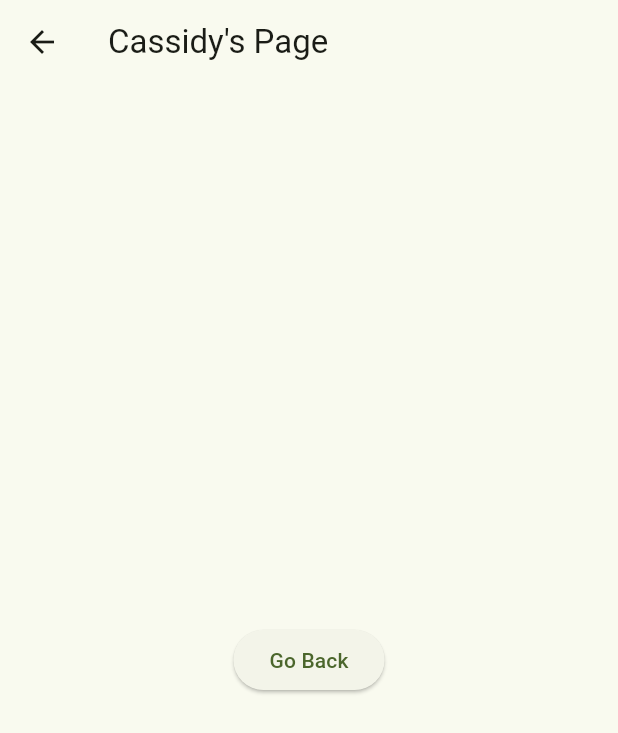
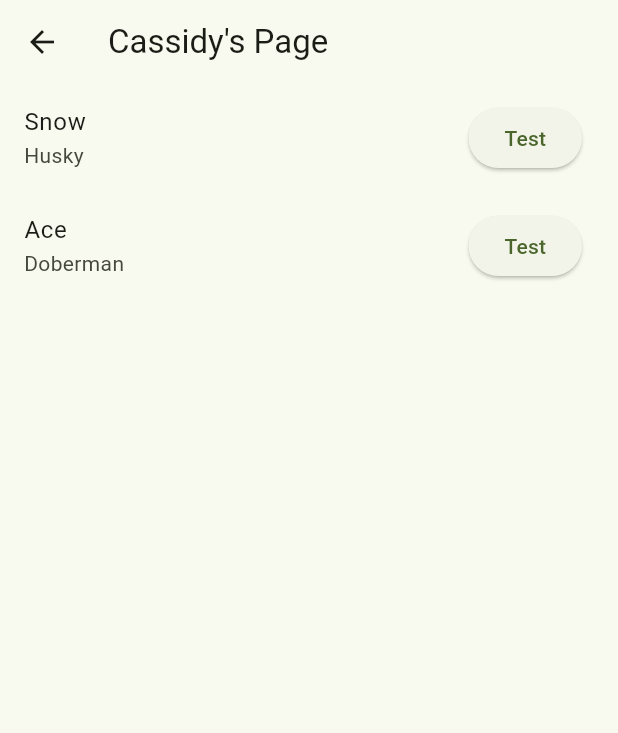
Before and after one commit to cassidym77/Flutter_Buddy, a Flutter app: the SecondPage screen opened directly, on a phone screen of 412 x 824 dp. Shown: the top 733 px of the screen. Run offline on Flutter 3.47's test engine with Material 3 defaults, Android fonts, the phone set to English and light mode, and no system bars.

Commit message:
Trying to organize list of dogs with button for each dog.

```diff
--- a/duo_app/lib/main.dart
+++ b/duo_app/lib/main.dart
@@ -48,22 +48,53 @@ class MyHomePage extends StatelessWidget {
   }
 }
 
+class Doggies {
+  final String name;
+  final String breed;
+
+  Doggies(this.name, this.breed);
+}
+
 // Second Page: Cassidy
 class SecondPage extends StatelessWidget {
   const SecondPage({super.key});
 
   @override
   Widget build(BuildContext context) {
+
+    final List<Doggies> dog_list = [
+    Doggies('Snow', 'Husky'),
+    Doggies('Ace', 'Doberman'),
+    ];
+
     return Scaffold(
       appBar: AppBar(title: const Text("Cassidy's Page")),
-      body: Center(
+      body: ListView.builder(
+        itemCount: dog_list.length,
+        itemBuilder: (context, index) {
+          return ListTile(
+            title: Text(dog_list[index].name),
+            subtitle: Text(dog_list[index].breed),
+            trailing: ElevatedButton(
+              onPressed: () {
+                Navigator.pop(context);
+              },
+              child: const Text('Test'),
+            ),
+          );
+        },
+      ),
+    );
+  }
+}
+
+/*
+body: Center(
         child: ElevatedButton(
           onPressed: () {
             Navigator.pop(context);
           },
-          child: const Text('Go Back'),
+          child: const Text('Test'),
         ),
       ),
-    );
-  }
-}
+ */
```
